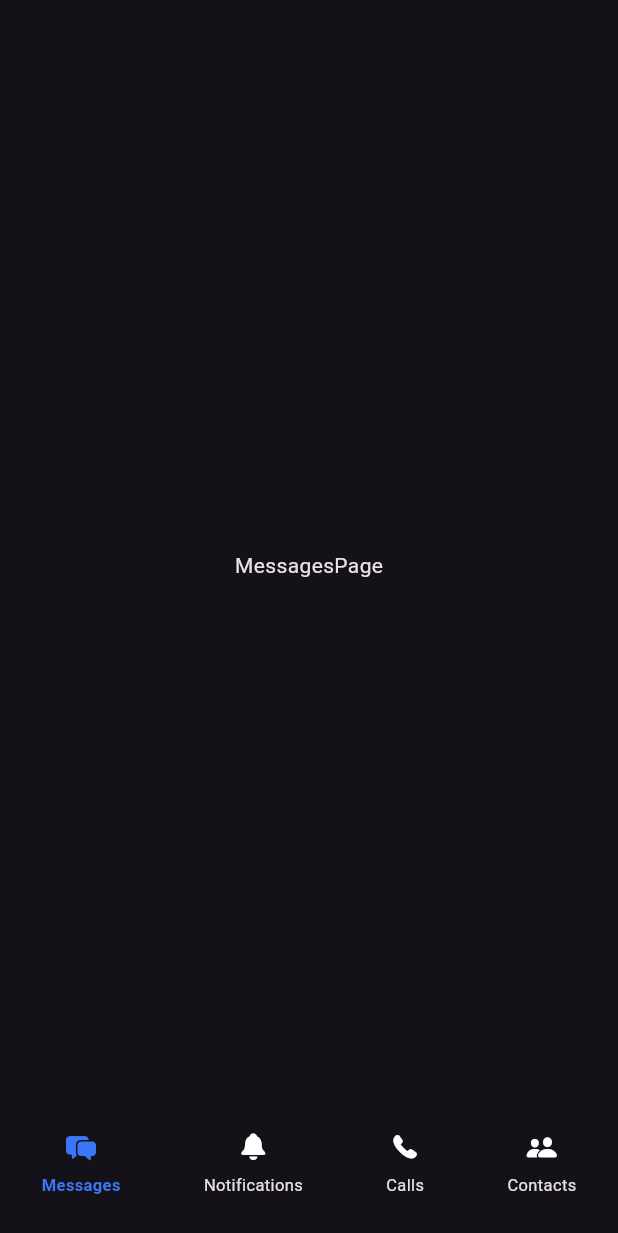
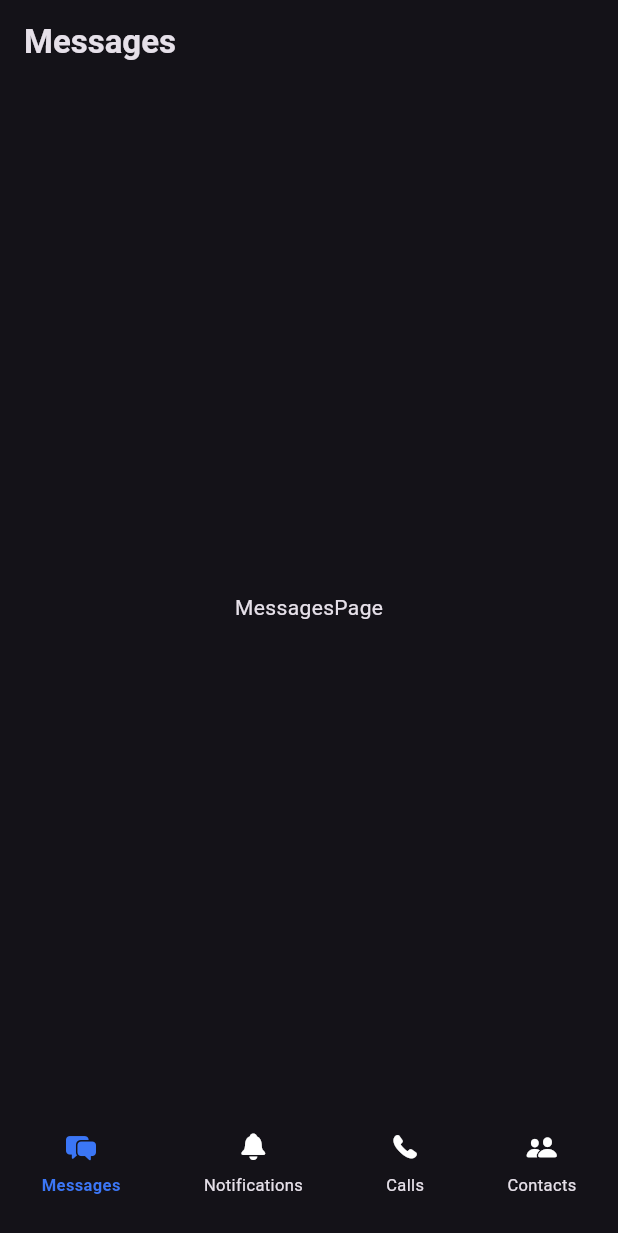
Before and after one commit to SamuelNyarko-lab/chatapphg, a Flutter app: the screen it shows after launch, on a phone screen of 412 x 824 dp. Shown: the top 1233 px of the screen. Run offline on Flutter 3.47's test engine with Material 3 defaults, Android fonts, the phone set to English and light mode, and no system bars; our stand-ins replace google_fonts.

Commit message:
Set AppBar Title to Change on Item Selected

```diff
--- a/lib/screens/home_screen.dart
+++ b/lib/screens/home_screen.dart
@@ -22,11 +22,34 @@ class _HomeScreenState extends State<HomeScreen> {
     ContactsPage()
   ];
 
+  final titles = const ['Messages', 'Notifications', 'Calls', 'Contacts'];
+
   final ValueNotifier<int> pageIndex = ValueNotifier(0);
+  final ValueNotifier<String> titleIndex = ValueNotifier('Messages');
+  void _onNavigationItemSelected(index) {
+    titleIndex.value = titles[index];
+    pageIndex.value = index;
+  }
+
   //This notifies if value changes
   @override
   Widget build(BuildContext context) {
     return Scaffold(
+      appBar: AppBar(
+        backgroundColor: Colors.transparent,
+        elevation: 0,
+        title: ValueListenableBuilder(
+          valueListenable: titleIndex,
+          builder: (context, value, _) {
+            return Text(
+              titleIndex.value,
+              style: TextStyle(
+                fontWeight: FontWeight.bold,
+              ),
+            );
+          },
+        ),
+      ),
       body: ValueListenableBuilder(
         valueListenable: pageIndex,
         builder: (BuildContext context, int value, _) {
@@ -34,9 +57,7 @@ class _HomeScreenState extends State<HomeScreen> {
         },
       ),
       bottomNavigationBar: _BottomNavigationBar(
-        onItemSelected: (index) {
-          pageIndex.value = index;
-        },
+        onItemSelected: _onNavigationItemSelected,
       ),
     );
   }
@@ -75,7 +96,7 @@ class _BottomNavigationBarState extends State<_BottomNavigationBar> {
             label: 'Messages',
             icon: CupertinoIcons.bubble_left_bubble_right_fill,
             index: 0,
-            isSelected: (selectedIndex==0),//check if value is selected
+            isSelected: (selectedIndex == 0), //check if value is selected
             onTap: handleItemSelected,
           ),
           _NavigationBarItem(
@@ -83,7 +104,6 @@ class _BottomNavigationBarState extends State<_BottomNavigationBar> {
             icon: CupertinoIcons.bell_solid,
             index: 1,
             isSelected: (selectedIndex == 1),
-
             onTap: handleItemSelected,
           ),
           _NavigationBarItem(
@@ -91,7 +111,6 @@ class _BottomNavigationBarState extends State<_BottomNavigationBar> {
             icon: CupertinoIcons.phone_fill,
             index: 2,
             isSelected: (selectedIndex == 2),
-
             onTap: handleItemSelected,
           ),
           _NavigationBarItem(
@@ -99,7 +118,6 @@ class _BottomNavigationBarState extends State<_BottomNavigationBar> {
             icon: CupertinoIcons.person_2_fill,
             index: 3,
             isSelected: (selectedIndex == 3),
-
             onTap: handleItemSelected,
           ),
         ],
@@ -116,7 +134,6 @@ class _NavigationBarItem extends StatelessWidget {
     required this.index,
     this.isSelected = false,
     required this.onTap,
-
   });
 
   final ValueChanged<int>
@@ -139,20 +156,22 @@ class _NavigationBarItem extends StatelessWidget {
             Icon(
               icon,
               size: 20,
-              color: isSelected ? AppColors.secondary :null,
+              color: isSelected ? AppColors.secondary : null,
             ),
             SizedBox(
               height: 8,
             ),
             Text(
               label,
-              style: isSelected? TextStyle(
-                color: AppColors.secondary,
-                fontWeight: FontWeight.bold,
-                fontSize: 11,
-              ): TextStyle(
+              style: isSelected
+                  ? TextStyle(
+                      color: AppColors.secondary,
+                      fontWeight: FontWeight.bold,
                       fontSize: 11,
-                    ) ,
+                    )
+                  : TextStyle(
+                      fontSize: 11,
+                    ),
             ),
           ],
         ),
```
